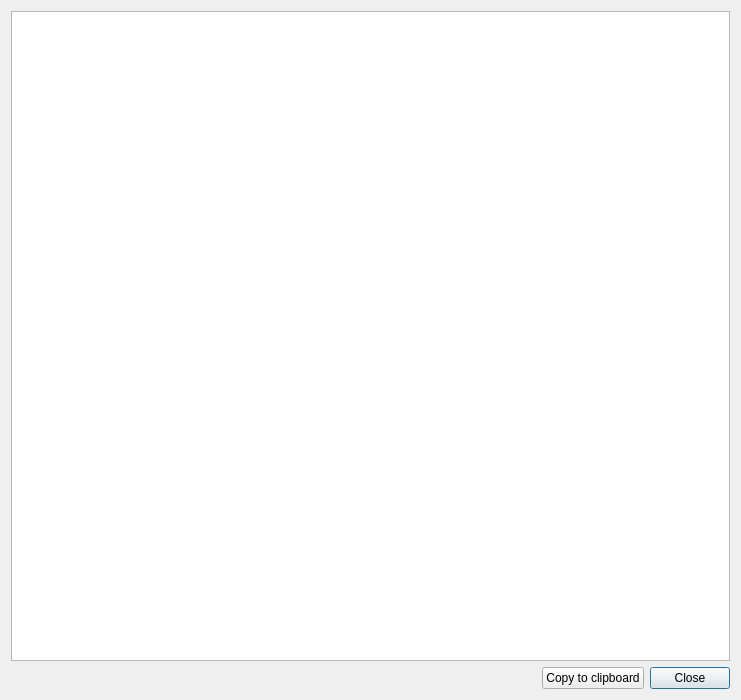
Qt form src/gui/packetview.ui (nevtum/XSeriesTestTool) before a commit.
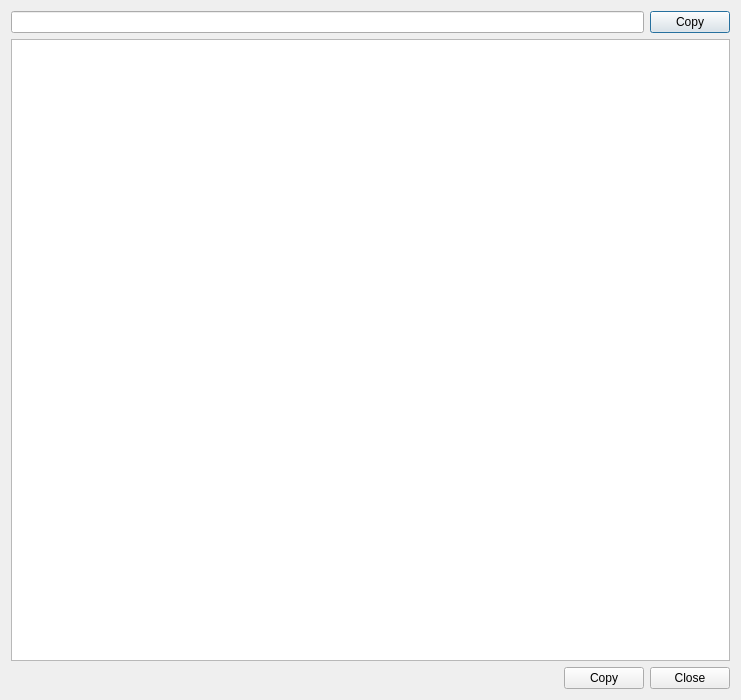
The same form after that commit.

Commit message: added few new gui features and buttons

Diff of the .ui file:
```diff
--- a/src/gui/packetview.ui
+++ b/src/gui/packetview.ui
@@ -16,9 +16,39 @@
   <property name="windowTitle">
    <string notr="true">Packet View</string>
   </property>
-  <layout class="QVBoxLayout" name="verticalLayout_4">
+  <layout class="QVBoxLayout" name="verticalLayout">
+   <item>
+    <layout class="QHBoxLayout" name="horizontalLayout">
+     <item>
+      <widget class="QLineEdit" name="lineEdit">
+       <property name="enabled">
+        <bool>true</bool>
+       </property>
+       <property name="sizePolicy">
+        <sizepolicy hsizetype="Expanding" vsizetype="Fixed">
+         <horstretch>0</horstretch>
+         <verstretch>0</verstretch>
+        </sizepolicy>
+       </property>
+       <property name="readOnly">
+        <bool>true</bool>
+       </property>
+      </widget>
+     </item>
+     <item>
+      <widget class="QPushButton" name="btnLineCopy">
+       <property name="text">
+        <string>Copy</string>
+       </property>
+      </widget>
+     </item>
+    </layout>
+   </item>
    <item>
     <widget class="QTextEdit" name="textEdit">
+     <property name="enabled">
+      <bool>true</bool>
+     </property>
      <property name="acceptDrops">
       <bool>false</bool>
      </property>
@@ -28,10 +58,8 @@
     </widget>
    </item>
    <item>
-    <layout class="QVBoxLayout" name="verticalLayout_3">
+    <layout class="QHBoxLayout" name="horizontalLayout_2">
      <item>
-      <layout class="QGridLayout" name="gridLayout_2">
-       <item row="2" column="0">
         <spacer name="horizontalSpacer">
          <property name="orientation">
           <enum>Qt::Horizontal</enum>
@@ -44,21 +72,19 @@
          </property>
         </spacer>
        </item>
-       <item row="2" column="2">
+     <item>
+      <widget class="QPushButton" name="btnCopy">
+       <property name="text">
+        <string>Copy</string>
+       </property>
+      </widget>
+     </item>
+     <item>
         <widget class="QPushButton" name="btnClose">
          <property name="text">
           <string>Close</string>
          </property>
         </widget>
-       </item>
-       <item row="2" column="1">
-        <widget class="QPushButton" name="btnCopy">
-         <property name="text">
-          <string>Copy to clipboard</string>
-         </property>
-        </widget>
-       </item>
-      </layout>
      </item>
     </layout>
    </item>
```
Lines whose indentation alone changed are shown as unchanged. The commit also changes 4 other files.
